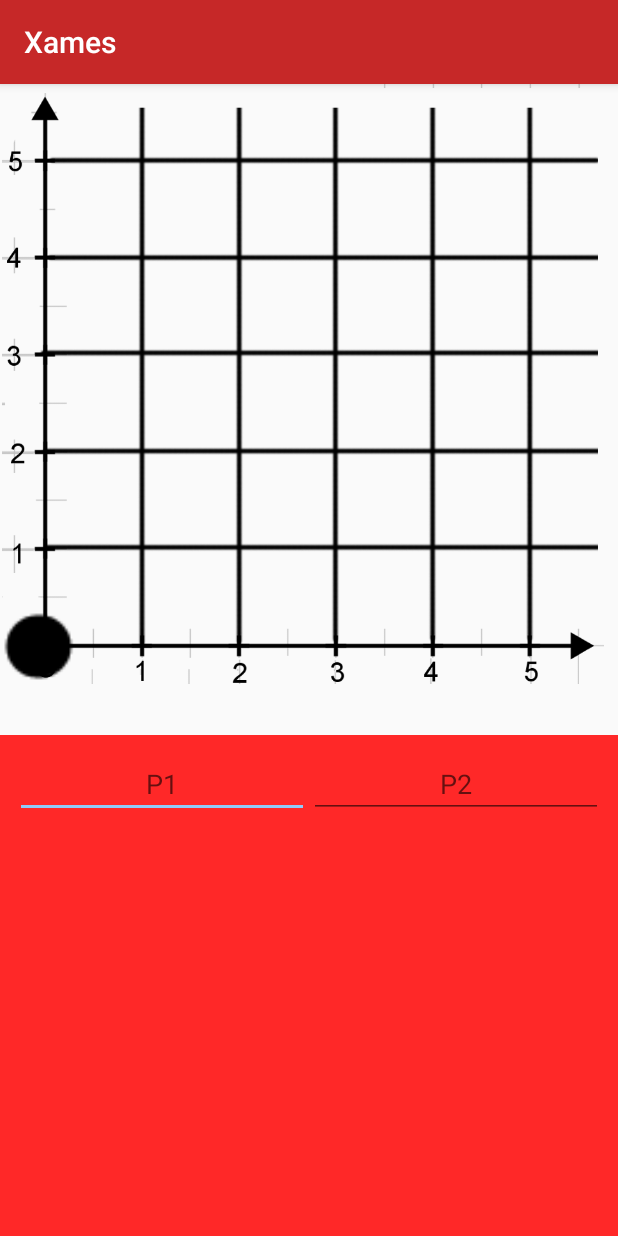
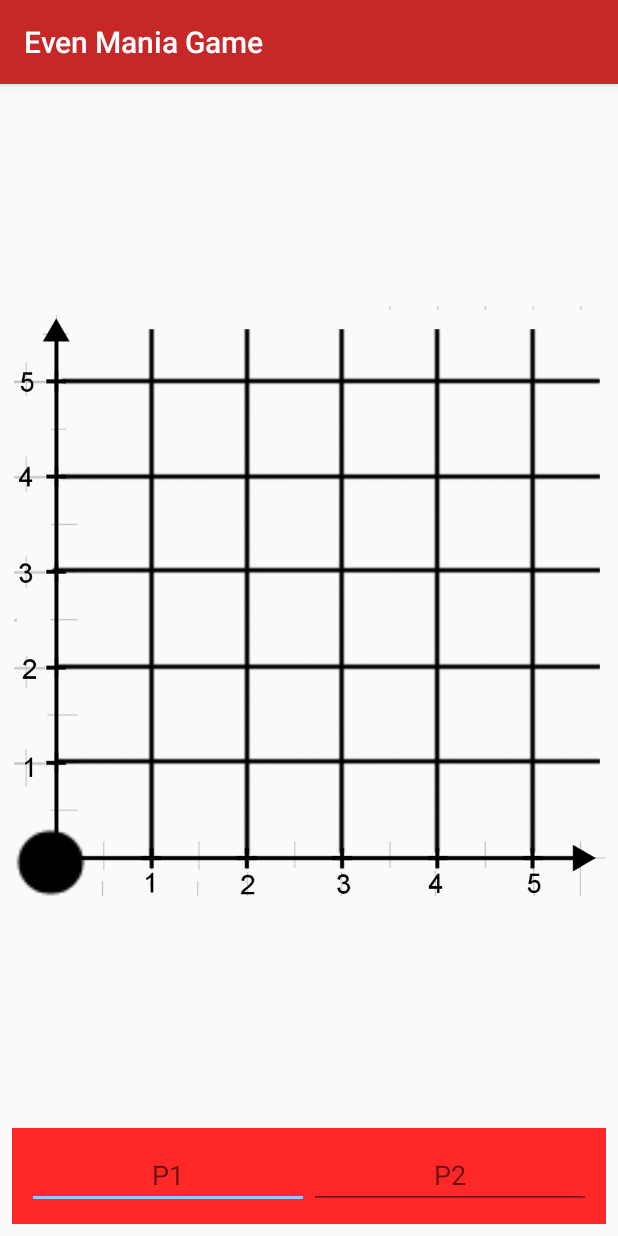
Before and after one commit to KalinD/The-ERRORs, an Android app: the EvenManiaGameActivity screen opened directly, with no data from a screen before it, on a phone screen of 412 x 824 dp. Run offline under Robolectric (Android 15) with nearby library versions, the phone set to English and light mode, and no system bars; our stand-ins replace ButterKnife.

Commit message:
<EvenMania> action building started

```diff
--- a/app/src/main/AndroidManifest.xml
+++ b/app/src/main/AndroidManifest.xml
@@ -27,7 +27,8 @@
             android:screenOrientation="portrait" />
         <activity
             android:name=".EvenManiaGameActivity"
-            android:screenOrientation="portrait" />
+            android:screenOrientation="portrait"
+            android:label="Even Mania Game"/>
         <activity
             android:name=".BasheMenuActivity"
             android:screenOrientation="portrait"
--- a/app/src/main/java/com/theerrors/xames/EvenManiaGameActivity.java
+++ b/app/src/main/java/com/theerrors/xames/EvenManiaGameActivity.java
@@ -1,44 +1,82 @@
 package com.theerrors.xames;
 
+import android.media.Image;
 import android.os.Bundle;
 import android.os.PersistableBundle;
 import android.support.annotation.Nullable;
 import android.support.v7.app.AppCompatActivity;
 import android.util.Log;
+import android.view.View;
+import android.view.animation.TranslateAnimation;
 import android.widget.EditText;
+import android.widget.ImageView;
 import android.widget.LinearLayout;
 
 
-
+import butterknife.BindView;
 import butterknife.ButterKnife;
+import butterknife.OnClick;
+import butterknife.OnTextChanged;
 
 
 public class EvenManiaGameActivity extends AppCompatActivity {
     EditText choice1;
     EditText choice2;
+    int p1_choice, p2_choice;
+    int moveing_thing_x = 0, moveing_thing_y = 0;
+
+    @Override
     protected void onCreate(Bundle savedInstanceState) {
         super.onCreate(savedInstanceState);
         setContentView(R.layout.activity_even_mania_main);
         ButterKnife.bind(this);
+    }
 
-        int p1_choice, p2_choice;
-
+    @OnClick(R.id.p1_choice)
+    public void onPlayer1Input() {
         choice1 = (EditText) findViewById(R.id.p1_choice);
         choice2 = (EditText) findViewById(R.id.p2_choice);
 
         String p1Value = choice1.getText().toString();
-        if(p1Value.length() >= 1){
+        if (p1Value.length() >= 1) {
             p1_choice = Integer.parseInt(p1Value);
             Log.d("EvenMania", "" + p1_choice);
+
+            // EXPERIMENT
+            ImageView image_moving_thing = (ImageView) findViewById(R.id.image_moving_thing);
+
+            TranslateAnimation moveLefttoRight = new TranslateAnimation(moveing_thing_x + 0,moveing_thing_x + 100, moveing_thing_y + 0, moveing_thing_y + 0);
+            moveLefttoRight.setDuration(1000);
+            moveLefttoRight.setFillAfter(true);
+
+            image_moving_thing.startAnimation(moveLefttoRight);
         }
 
+    }
+
+    @OnClick(R.id.p2_choice)
+    public void onPlayer2Input(){
+
         String p2Value = choice2.getText().toString();
-
         if(p2Value.length() >= 1){
             p2_choice = Integer.parseInt(p2Value);
             Log.d("EvenMania", "" + p2_choice);
+            // EXPERIMENT
+            ImageView image_moving_thing = (ImageView) findViewById(R.id.image_moving_thing);
+
+            TranslateAnimation moveLefttoRight = new TranslateAnimation(moveing_thing_x + 0,moveing_thing_x + 0 , moveing_thing_y + 0, moveing_thing_y + 100);
+            moveLefttoRight.setDuration(1000);
+            moveLefttoRight.setFillAfter(true);
+
+            image_moving_thing.startAnimation(moveLefttoRight);
         }
 
 
     }
+
+
+    public void MoveObject() {
+
+    }
+
 }
--- a/app/src/main/res/layout/activity_even_mania_main.xml
+++ b/app/src/main/res/layout/activity_even_mania_main.xml
@@ -1,5 +1,5 @@
 <?xml version="1.0" encoding="utf-8"?>
-<RelativeLayout xmlns:android="http://schemas.android.com/apk/res/android"
+<android.support.constraint.ConstraintLayout xmlns:android="http://schemas.android.com/apk/res/android"
     xmlns:app="http://schemas.android.com/apk/res-auto"
     xmlns:tools="http://schemas.android.com/tools"
     android:id="@+id/Main_layout"
@@ -8,16 +8,32 @@
     android:orientation="horizontal">
 
 
-    <RelativeLayout
+    <android.support.constraint.ConstraintLayout
         android:id="@+id/layout_board"
         android:layout_width="match_parent"
-        android:layout_height="400dp">
+        android:layout_height="400dp"
+        android:layout_marginBottom="8dp"
+        android:layout_marginEnd="8dp"
+        android:layout_marginStart="8dp"
+        android:layout_marginTop="8dp"
+        app:layout_constraintBottom_toTopOf="@+id/layout_inputs"
+        app:layout_constraintEnd_toEndOf="parent"
+        app:layout_constraintStart_toStartOf="parent"
+        app:layout_constraintTop_toTopOf="parent">
 
-        <RelativeLayout
+        <android.support.constraint.ConstraintLayout
             android:id="@+id/Board_helper"
             android:layout_width="wrap_content"
             android:layout_height="wrap_content"
-            android:layout_centerHorizontal="true">
+            android:layout_centerHorizontal="true"
+            android:layout_marginBottom="8dp"
+            android:layout_marginEnd="8dp"
+            android:layout_marginStart="8dp"
+            android:layout_marginTop="8dp"
+            app:layout_constraintBottom_toBottomOf="parent"
+            app:layout_constraintEnd_toEndOf="parent"
+            app:layout_constraintStart_toStartOf="parent"
+            app:layout_constraintTop_toTopOf="parent">
 
             <ImageView
                 android:id="@+id/image_moving_thing"
@@ -26,7 +42,9 @@
                 android:layout_alignParentBottom="true"
                 android:layout_alignParentLeft="true"
                 android:layout_alignParentStart="true"
-                android:layout_marginBottom="21dp"
+                android:layout_marginBottom="4dp"
+                app:layout_constraintBottom_toBottomOf="parent"
+                app:layout_constraintStart_toStartOf="parent"
                 app:srcCompat="@drawable/black_dot" />
 
             <ImageView
@@ -39,23 +57,29 @@
                 android:layout_alignParentStart="true"
                 android:layout_alignParentTop="true"
                 android:scaleType="fitStart"
-                app:srcCompat="@drawable/graph" />
+                app:srcCompat="@drawable/graph"
+                tools:layout_editor_absoluteX="8dp" />
 
-        </RelativeLayout>
+        </android.support.constraint.ConstraintLayout>
 
-    </RelativeLayout>
+    </android.support.constraint.ConstraintLayout>
 
     <LinearLayout
         android:id="@+id/layout_inputs"
         android:layout_width="match_parent"
-        android:layout_height="wrap_content"
+        android:layout_height="64dp"
         android:layout_alignParentBottom="true"
         android:layout_alignParentLeft="true"
         android:layout_alignParentStart="true"
         android:layout_below="@+id/layout_board"
-        android:layout_marginTop="34dp"
+        android:layout_marginBottom="8dp"
+        android:layout_marginEnd="8dp"
+        android:layout_marginStart="8dp"
         android:background="#ff2828"
-        android:orientation="horizontal">
+        android:orientation="horizontal"
+        app:layout_constraintBottom_toBottomOf="parent"
+        app:layout_constraintEnd_toEndOf="parent"
+        app:layout_constraintStart_toStartOf="parent">
 
         <EditText
             android:id="@+id/p1_choice"
@@ -91,4 +115,4 @@
 
     </LinearLayout>
 
-</RelativeLayout>
+</android.support.constraint.ConstraintLayout>
```
